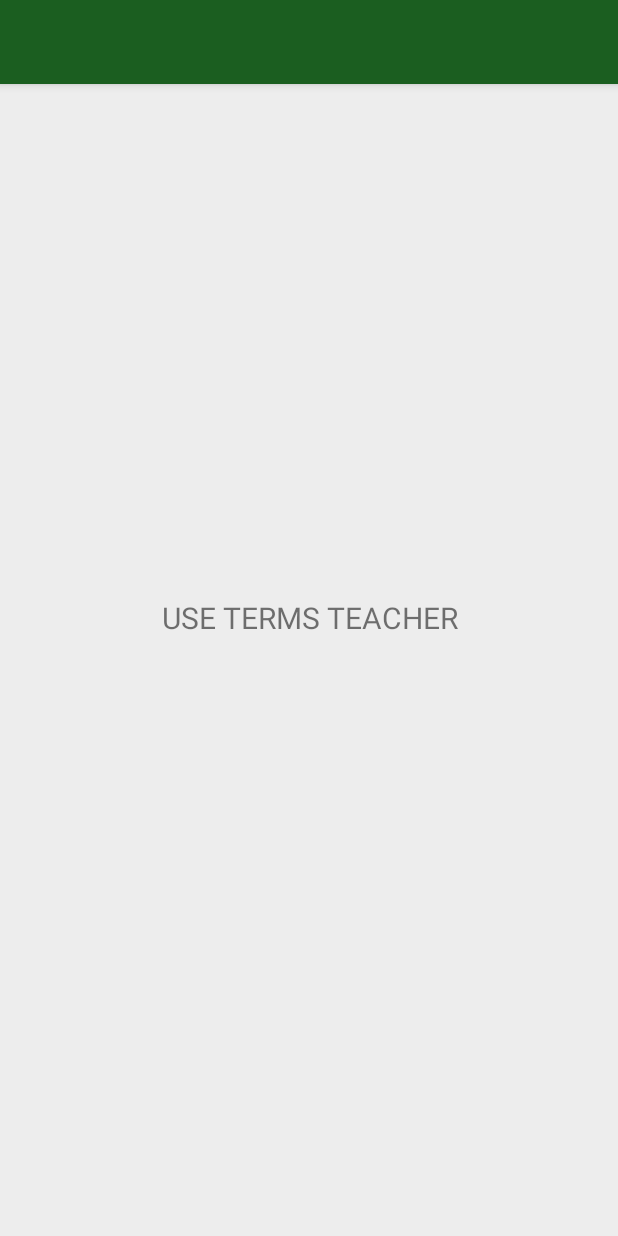
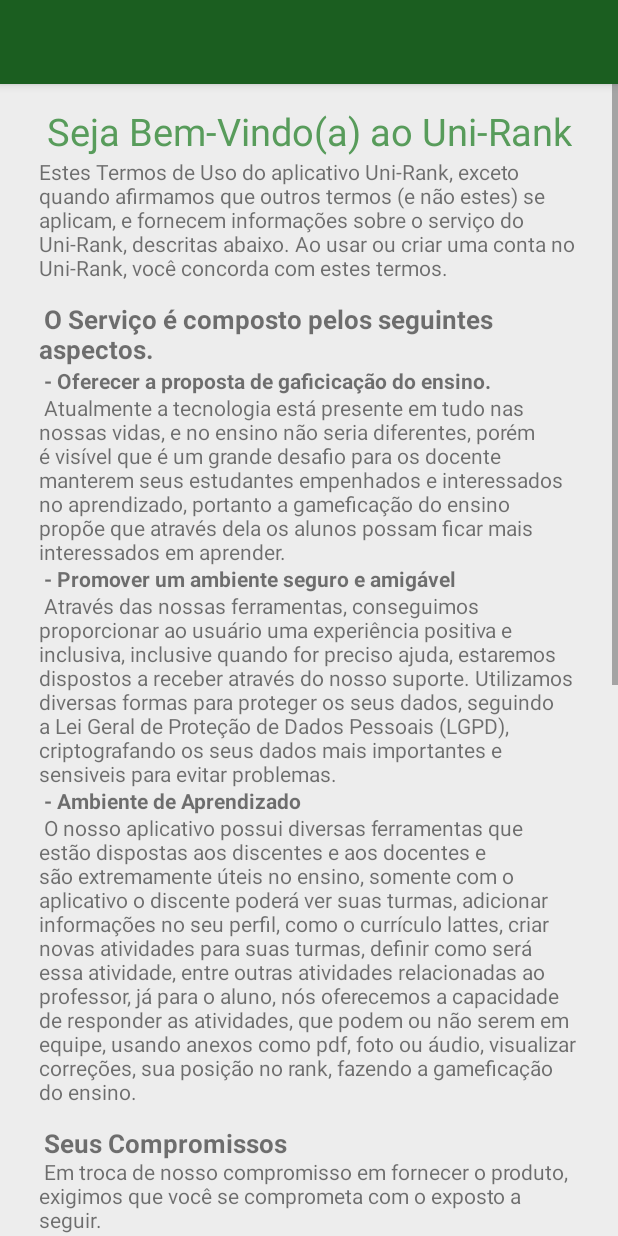
Before and after one commit to Projeto-Integrador-6/Frontend, an Android app: the UseTermsFragment screen opened through its navigation route, on a phone screen of 412 x 824 dp. Run offline under Robolectric (Android 15) with nearby library versions, the phone set to English and light mode, and no system bars; 1 statement that could not run was skipped.

Commit message:
tela suporte, termo de uso e compartilhamento

```diff
--- a/app/src/main/java/com/pi/ativas/teacher/UseTermsTeacherFragment.kt
+++ b/app/src/main/java/com/pi/ativas/support/UseTermsFragment.kt
@@ -1,4 +1,4 @@
-package com.pi.ativas.teacher
+package com.pi.ativas.support
 
 import android.os.Bundle
 import androidx.fragment.app.Fragment
@@ -6,19 +6,20 @@
 import android.view.View
 import android.view.ViewGroup
 import com.pi.ativas.R
-import com.pi.ativas.databinding.FragmentUseTermsTeacherBinding
+import com.pi.ativas.databinding.FragmentUseTermsBinding
 
-class UseTermsTeacherFragment : Fragment() {
-    private lateinit var binding: FragmentUseTermsTeacherBinding
+class UseTermsFragment : Fragment() {
+    private lateinit var binding: FragmentUseTermsBinding
     override fun onCreate(savedInstanceState: Bundle?) {
         super.onCreate(savedInstanceState)
+
     }
 
     override fun onCreateView(
         inflater: LayoutInflater, container: ViewGroup?,
         savedInstanceState: Bundle?
-    ): View {
-        binding=FragmentUseTermsTeacherBinding.inflate(layoutInflater)
+    ): View? {
+        binding = FragmentUseTermsBinding.inflate(layoutInflater)
         return binding.root
     }
 
--- /dev/null
+++ b/app/src/main/res/layout/fragment_use_terms.xml
@@ -0,0 +1,39 @@
+<?xml version="1.0" encoding="utf-8"?>
+<ScrollView xmlns:android="http://schemas.android.com/apk/res/android"
+    xmlns:app="http://schemas.android.com/apk/res-auto"
+    xmlns:tools="http://schemas.android.com/tools"
+    android:layout_width="match_parent"
+    android:layout_height="match_parent"
+    tools:context=".support.UseTermsFragment">
+
+    <androidx.constraintlayout.widget.ConstraintLayout
+        android:layout_width="match_parent"
+        android:layout_height="wrap_content">
+
+        <TextView
+            android:id="@+id/textView"
+            android:layout_width="wrap_content"
+            android:layout_height="wrap_content"
+            android:gravity="center_horizontal"
+            android:text="@string/use_terms_titulo"
+            android:textColor="@color/textColorGreen"
+            android:textSize="25sp"
+            app:layout_constraintBottom_toBottomOf="parent"
+            app:layout_constraintEnd_toEndOf="parent"
+            app:layout_constraintStart_toStartOf="parent"
+            app:layout_constraintTop_toTopOf="parent"
+            app:layout_constraintVertical_bias="0.048" />
+
+        <TextView
+            android:layout_width="361dp"
+            android:layout_height="wrap_content"
+            android:text="@string/use_terms"
+            android:layout_marginBottom="10dp"
+            app:layout_constraintBottom_toBottomOf="parent"
+            app:layout_constraintEnd_toEndOf="@+id/textView"
+            app:layout_constraintStart_toStartOf="@+id/textView"
+            app:layout_constraintTop_toBottomOf="@+id/textView"
+            app:layout_constraintVertical_bias="0.0" />
+    </androidx.constraintlayout.widget.ConstraintLayout>
+
+</ScrollView>
--- a/app/src/main/res/layout/fragment_use_terms_teacher.xml
+++ /dev/null
@@ -1,16 +0,0 @@
-<?xml version="1.0" encoding="utf-8"?>
-<FrameLayout xmlns:android="http://schemas.android.com/apk/res/android"
-    xmlns:tools="http://schemas.android.com/tools"
-    android:layout_width="match_parent"
-    android:layout_height="match_parent"
-    tools:context=".teacher.UseTermsTeacherFragment">
-
-    <TextView
-        android:layout_width="match_parent"
-        android:layout_height="match_parent"
-        android:gravity="center"
-        android:text="Use Terms Teacher"
-        android:textSize="20sp"
-        android:textAllCaps="true"/>
-
-</FrameLayout>
--- a/app/src/main/res/menu/activity_main_drawer.xml
+++ b/app/src/main/res/menu/activity_main_drawer.xml
@@ -38,31 +38,6 @@
                 android:checkable="true"/>
         </menu>
     </item>
-    <item android:title="@string/menu_student_info"
-        android:id="@+id/item_student_info">
-        <menu>
-            <item
-                android:id="@+id/nav_student_terms"
-                android:title="@string/menu_student_terms"
-                android:icon="@drawable/ic_terms"
-                android:checkable="true"/>
-            <item
-                android:id="@+id/nav_student_share"
-                android:title="@string/menu_student_share"
-                android:icon="@drawable/ic_share"
-                android:checkable="true"/>
-        </menu>
-    </item>
-    <item android:title="@string/menu_student_support"
-        android:id="@+id/item_student_support">
-        <menu>
-            <item
-                android:id="@+id/nav_student_support"
-                android:title="@string/menu_student_support"
-                android:icon="@drawable/ic_support"
-                android:checkable="true"/>
-        </menu>
-    </item>
     <group android:checkableBehavior="single"
         android:id="@+id/group_teacher">
 
@@ -99,25 +74,25 @@
         </menu>
     </item>
     <item android:title="@string/menu_student_info"
-        android:id="@+id/item_teacher_info">
+        android:id="@+id/item_info">
         <menu>
             <item
-                android:id="@+id/nav_teacher_terms"
+                android:id="@+id/nav_terms"
                 android:title="@string/menu_student_terms"
                 android:icon="@drawable/ic_terms"
                 android:checkable="true"/>
             <item
-                android:id="@+id/nav_teacher_share"
+                android:id="@+id/nav_share"
                 android:title="@string/menu_student_share"
                 android:icon="@drawable/ic_share"
                 android:checkable="true"/>
         </menu>
     </item>
     <item android:title="@string/menu_student_support"
-        android:id="@+id/item_teacher_support">
+        android:id="@+id/item_support">
         <menu>
             <item
-                android:id="@+id/nav_teacher_support"
+                android:id="@+id/nav_support"
                 android:title="@string/menu_student_support"
                 android:icon="@drawable/ic_support"
                 android:checkable="true"/>
--- a/app/src/main/res/navigation/navigation.xml
+++ b/app/src/main/res/navigation/navigation.xml
@@ -27,7 +27,22 @@
             app:destination="@id/homeStudentFragment" />
         <action
             android:id="@+id/action_loginFragment_to_homeTeacherFragment"
-            app:destination="@id/homeTeacherFragment" />
+            app:destination="@id/homeTeacherFragment" /><action
+        android:id="@+id/action_loginFragment_to_newPasswordFragment"
+        app:destination="@id/newPasswordFragment"
+        app:popUpTo="@id/loginFragment"
+        app:popUpToInclusive="true"/>
+    </fragment>
+    <fragment
+        android:id="@+id/newPasswordFragment"
+        android:name="com.pi.ativas.firstLogin.NewPasswordFragment"
+        android:label="NewPasswordFragment"
+        tools:layout="@layout/fragment_new_password">
+        <action
+            android:id="@+id/action_newPasswordFragment_to_loginFragment"
+            app:destination="@id/loginFragment"
+            app:popUpTo="@id/newPasswordFragment"
+            app:popUpToInclusive="true"/>
     </fragment>
     <fragment
         android:id="@+id/homeStudentFragment"
@@ -69,16 +84,6 @@
         android:label="fragment_taks_history_student"
         tools:layout="@layout/fragment_task_history_student" />
     <fragment
-        android:id="@+id/useTermsStudentFragment"
-        android:name="com.pi.ativas.student.UseTermsStudentFragment"
-        android:label="fragment_use_terms_student"
-        tools:layout="@layout/fragment_use_terms_student" />
-    <fragment
-        android:id="@+id/supportStudentFragment"
-        android:name="com.pi.ativas.student.SupportStudentFragment"
-        android:label="fragment_support_student"
-        tools:layout="@layout/fragment_support_student" />
-    <fragment
         android:id="@+id/classTeacherFragment"
         android:name="com.pi.ativas.teacher.ClassTeacherFragment"
         android:label="fragment_class_teacher"
@@ -102,16 +107,14 @@
         android:id="@+id/taskHistoryTeacherFragment"
         android:name="com.pi.ativas.teacher.TaskHistoryTeacherFragment"
         android:label="fragment_task_history_teacher"
-        tools:layout="@layout/fragment_task_history_teacher" />
-    <fragment
-        android:id="@+id/useTermsTeacherFragment"
-        android:name="com.pi.ativas.teacher.UseTermsTeacherFragment"
-        android:label="fragment_use_terms_teacher"
-        tools:layout="@layout/fragment_use_terms_teacher" />
-    <fragment
-        android:id="@+id/supportTeacherFragment"
-        android:name="com.pi.ativas.teacher.SupportTeacherFragment"
-        android:label="fragment_support_teacher"
-        tools:layout="@layout/fragment_support_teacher" />
+        tools:layout="@layout/fragment_task_history_teacher" /><fragment
+        android:id="@+id/supportFragment"
+        android:name="com.pi.ativas.support.SupportFragment"
+        android:label="fragment_support"
+        tools:layout="@layout/fragment_support" /><fragment
+        android:id="@+id/useTermsFragment"
+        android:name="com.pi.ativas.support.UseTermsFragment"
+        android:label="fragment_use_terms"
+        tools:layout="@layout/fragment_use_terms" />
 
 </navigation>
--- a/app/src/main/res/values/colors.xml
+++ b/app/src/main/res/values/colors.xml
@@ -18,6 +18,9 @@
     <color name="primaryTextColor">#ffffff</color>
     <color name="secondaryTextColor">#000000</color>
 
+    <!--Cor dos títulos-->
+    <color name="textColorGreen">#BF268029</color>
+
     <!-- background app -->
     <color name="bacgroundApp">#DAEAEAEA</color>
 
--- a/app/src/main/res/values/strings.xml
+++ b/app/src/main/res/values/strings.xml
@@ -35,4 +35,38 @@
     <string name="menu_teacher_share">Compartilhar</string>
     <string name="menu_teacher_terms">Termos de Uso</string>
 
+    <!--Suporte-->
+    <string name="suporte">Caso você queira relatar um problema, pedir ajuda com relação ao aplicativo ou qualquer solicitação de suporte, favor entrar em contato através do nosso email: <a>vinicrispim02@hotmail.com</a></string>
+    <string name="link_do_app">Link para divulgação do app></string>
+    <string name="suporte_titulo">Suporte</string>
+    <string name="use_terms_titulo">Seja Bem-Vindo(a) ao Uni-Rank</string>
+    <string name="use_terms">Estes Termos de Uso do aplicativo Uni-Rank, exceto quando afirmamos que outros termos (e não estes) se aplicam, e fornecem informações sobre o serviço do Uni-Rank, descritas abaixo. Ao usar ou criar uma conta no Uni-Rank, você concorda com estes termos.\n\n
+<b><big>O Serviço é composto pelos seguintes aspectos.</big>\n
+- Oferecer a proposta de gaficicação do ensino.</b>\n
+Atualmente a tecnologia está presente em tudo nas nossas vidas, e no ensino não seria diferentes, porém é visível que é um grande desafio para os docente manterem seus estudantes empenhados e interessados no aprendizado, portanto a gameficação do ensino propõe que através dela os alunos possam ficar mais interessados em aprender.\n
+<b>- Promover um ambiente seguro e amigável</b>\n
+Através das nossas ferramentas, conseguimos proporcionar ao usuário uma experiência positiva e inclusiva, inclusive quando for preciso ajuda, estaremos dispostos a receber através do nosso suporte. Utilizamos diversas formas para proteger os seus dados, seguindo a Lei Geral de Proteção de Dados Pessoais (LGPD), criptografando os seus dados mais importantes e sensiveis para evitar problemas.\n
+<b>- Ambiente de Aprendizado</b>\n
+O nosso aplicativo possui diversas ferramentas que estão dispostas aos discentes e aos docentes e são extremamente úteis no ensino, somente com o aplicativo o discente poderá ver suas turmas, adicionar informações no seu perfil, como o currículo lattes, criar novas atividades para suas turmas, definir como será essa atividade, entre outras atividades relacionadas ao professor, já para o aluno, nós oferecemos a capacidade de responder as atividades, que podem ou não serem em equipe, usando anexos como pdf, foto ou áudio, visualizar correções, sua posição no rank, fazendo a gameficação do ensino.\n\n
+<b><big>Seus Compromissos</big></b>\n
+Em troca de nosso compromisso em fornecer o produto, exigimos que você se comprometa com o exposto a seguir.
+\n\n
+<b>Quem pode usar o Uni-Rank?</b>\n
+Queremos que nosso serviço seja o mais aberto e acessível possível, mas também desejamos que ele seja seguro e esteja em conformidade com a lei. Por isso, precisamos que você se comprometa em relação a algumas restrições para uilizar o Uni-Rank.\n
+. Você deve ter pelo menos 13 anosou a idade minima legal para usar Uni-Rank.
+\n. Sua conta pode ter sido desativada por nós por violação de alguma lei ou de qualquer uma das nossas políticas.
+\n. Você não pode ter sido condenado por crime e não deve enviar nenhum conteúdo pornográfico através do aplicativo.
+\n. Você não pode se passar por outras pessoas ou fornecer informações imprecisas.
+\n. Você não pode fazer algo ilícito, enganoso ou fraudulento com finalidade ilegal, não autorizada.
+\n. Você não pode fazer algo que interfira ou afete a operação pretendida do Uni-Rank.
+\n\n
+<b><big>Para usar o sistema, pedimos sua permissão para usar seu nome de usuário, foto de perfil e informações.</big></b>\n
+Portanto você nos concede permissão para usar seu nome ed usuário, foto de perfil e informaçõese sobre suas ações (como criar ou responder atividades), sendo assim, no caso do professor, poderemos mostrar aos alunos suas atividades criadas, e para os alunos as suas respostas serão enviadas para o professor.\n\n
+<b><big>Você concorda que podemos baixar e instalar atualizações de spftware em seu dispositivo.</big></b>\n\n
+Caso não concorde com algo ou esteja com dúvidas/problemas, favor entrar em contato com a sua instituição ou com o nosso suporte, através da aba suporte no menu lateral. Obrigado e faça bom uso do nosso serviço.</string>
+    <string name="definir_nova_senha">Definir nova senha</string>
+    <string name="nova_senha">nova senha</string>
+    <string name="confirmar_nova_senha">confirmar nova senha</string>
+    <string name="confirmar">confirmar</string>
+
 </resources>
```
Also changed, not shown: app/src/main/java/com/pi/ativas/MainActivity.kt (+11 -8 lines), app/src/main/java/com/pi/ativas/student/UseTermsStudentFragment.kt (deleted, +0 -24 lines), app/src/main/java/com/pi/ativas/support/SupportFragment.kt (renamed from app/src/main/java/com/pi/ativas/student/SupportStudentFragment.kt, +12 -6 lines), app/src/main/java/com/pi/ativas/teacher/SupportTeacherFragment.kt (deleted, +0 -26 lines), app/src/main/res/layout/fragment_support.xml (added, +46 -0 lines), app/src/main/res/layout/fragment_support_student.xml (deleted, +0 -14 lines), app/src/main/res/layout/fragment_support_teacher.xml (deleted, +0 -16 lines), app/src/main/res/layout/fragment_use_terms_student.xml (deleted, +0 -16 lines).
